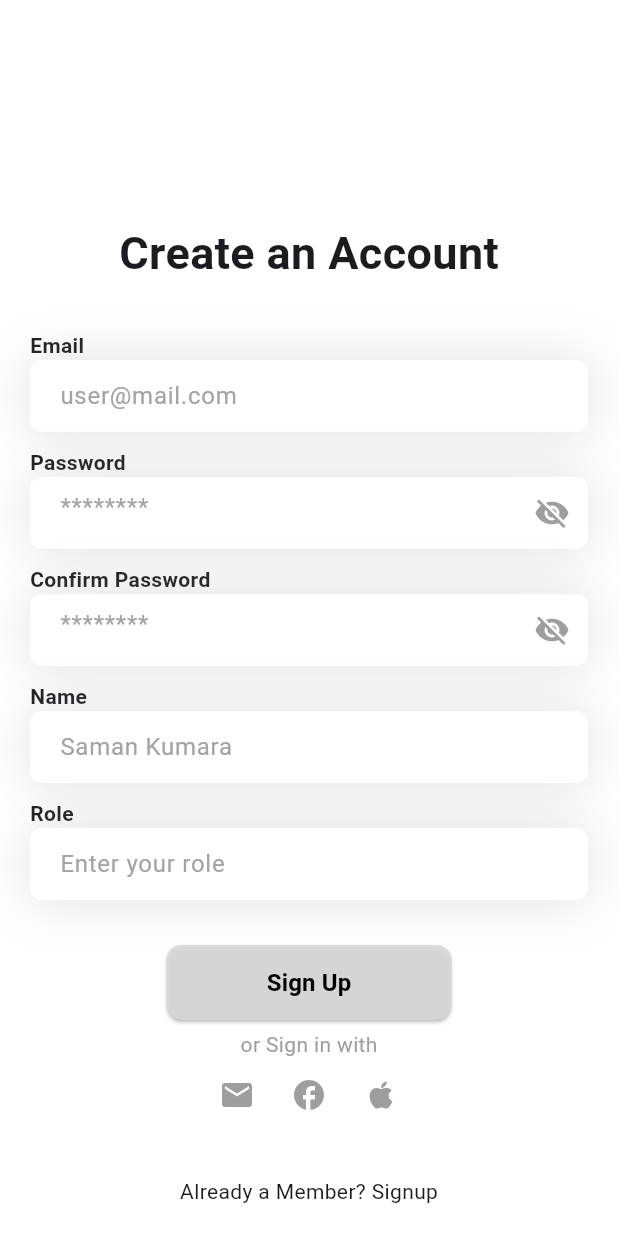
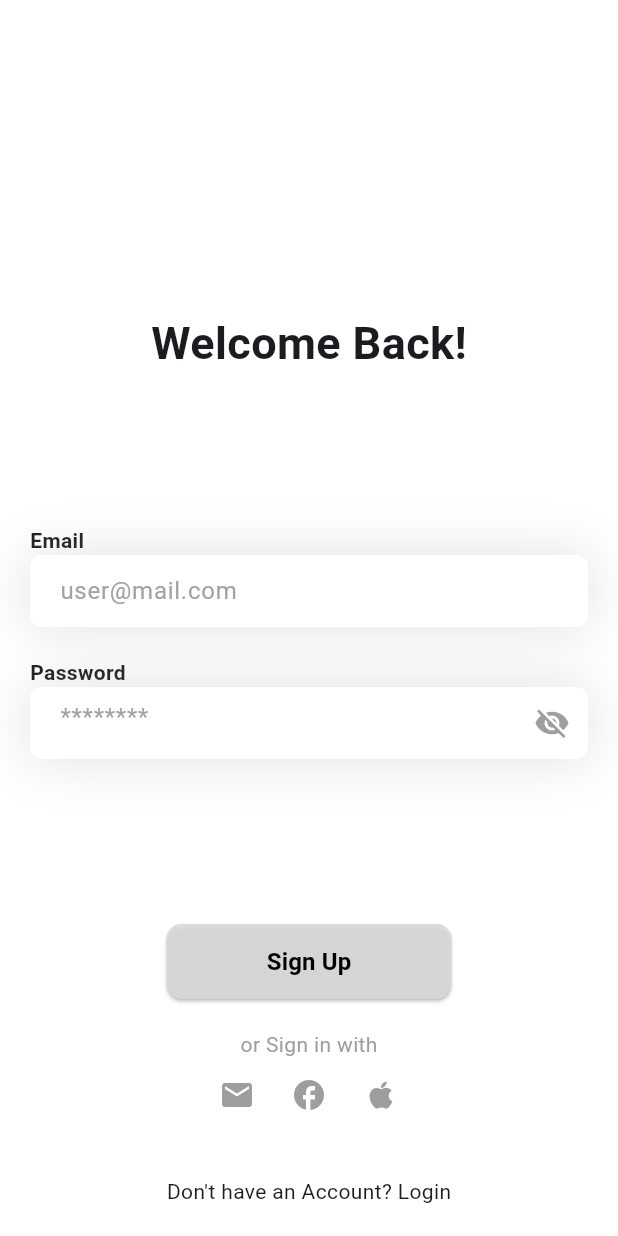
Before and after one commit to CodingBlinders/JobSeeker_Flutter, a Flutter app: the screen it shows after launch, on a phone screen of 412 x 824 dp. Run offline on Flutter 3.47's test engine with Material 2 defaults, Android fonts, the light colour scheme and no system bars.

Commit message:
login  page ui done

```diff
--- /dev/null
+++ b/lib/login.dart
@@ -0,0 +1,200 @@
+import 'package:flutter/material.dart';
+import 'package:flutter/services.dart';
+import 'package:http/http.dart' as http;
+
+class LoginPage extends StatefulWidget {
+  @override
+  _LoginPageState createState() => _LoginPageState();
+}
+
+class _LoginPageState extends State<LoginPage> {
+  final TextEditingController _emailController = TextEditingController();
+  final TextEditingController _passwordController = TextEditingController();
+
+
+  bool _isObscure = true; // Track whether the password is obscured or not
+
+  Future<void> _signup() async {
+    var headers = {'Content-Type': 'application/x-www-form-urlencoded'};
+    var request = http.Request('POST', Uri.parse('http://127.0.0.1:4000/api/auth/signup'));
+    request.bodyFields = {
+      'email': _emailController.text,
+      'password': _passwordController.text,
+
+    };
+    request.headers.addAll(headers);
+
+    http.StreamedResponse response = await request.send();
+
+    if (response.statusCode == 200) {
+      print(await response.stream.bytesToString());
+    } else {
+      print(response.reasonPhrase);
+    }
+  }
+
+  @override
+  Widget build(BuildContext context) {
+    return Scaffold(
+      backgroundColor: Color.fromARGB(255, 255, 255, 255),
+      body: Padding(
+        padding: EdgeInsets.all(20.0),
+        child: Column(
+          mainAxisAlignment: MainAxisAlignment.end,
+          children: [
+            Text('Welcome Back!',
+              style: TextStyle(fontSize: 30,fontWeight: FontWeight.bold),
+            ),
+            SizedBox(height: 100.0,),
+            Column(
+              crossAxisAlignment: CrossAxisAlignment.start,
+              children: [
+
+
+                Text(
+                  'Email',
+                  style: TextStyle(fontSize: 14, fontWeight: FontWeight.bold),
+                ),
+                _buildInputField(_emailController, 'user@mail.com'),
+              ],
+            ),
+            SizedBox(height: 20), // Add gap between input fields and labels
+            Column(
+              crossAxisAlignment: CrossAxisAlignment.start,
+              children: [
+                Text(
+                  'Password',
+                  style: TextStyle(fontSize: 14, fontWeight: FontWeight.bold),
+                ),
+                Container(
+                  decoration: BoxDecoration(
+                    borderRadius: BorderRadius.circular(8.0),
+                    color: Colors.white,
+                    boxShadow: [
+                      BoxShadow(
+                        color: Colors.grey.withOpacity(0.3),
+                        spreadRadius: 1,
+                        blurRadius: 30,
+                        offset: Offset(0, 0), // changes position of shadow
+                      ),
+                    ],
+                  ),
+                  child: TextFormField(
+                    controller: _passwordController,
+                    obscureText: _isObscure,
+                    decoration: InputDecoration(
+                      border: InputBorder.none,
+                      hintText: '********',
+                      hintStyle: TextStyle(
+                        color: Color.fromARGB(255, 163, 163, 163),
+                      ),
+                      contentPadding: EdgeInsets.symmetric(vertical: 8.0, horizontal: 20.0), // Adjust padding
+
+
+
+                      suffixIcon: IconButton(
+                        icon: Icon(
+                          _isObscure ? Icons.visibility_off : Icons.visibility,
+                          color: Colors.grey,
+                        ),
+                        onPressed: () {
+                          setState(() {
+                            _isObscure = !_isObscure;
+                          });
+                        },
+                      ),
+                    ),
+                  ),
+                ),
+              ],
+            ),
+            SizedBox(height: 80), // Add gap between input fields and labels
+
+            SizedBox(height: 30), // Add larger gap after last input field
+            ElevatedButton(
+              onPressed: _signup,
+              style: ElevatedButton.styleFrom(
+                primary: Color.fromARGB(223, 217, 217, 217), // Set button color to gray
+                shape: RoundedRectangleBorder(
+                  borderRadius: BorderRadius.circular(10), // Set border radius
+                ),
+                minimumSize: Size(190, 50), // Set button size
+              ),
+              child: Text('Sign Up',style: TextStyle(
+                color: Colors.black,
+                fontSize: 16.0,
+                fontWeight: FontWeight.bold
+
+              ),),
+            ),
+            SizedBox(height: 20.0,),
+            Text('or Sign in with',style: TextStyle(
+              color: Colors.grey
+            ),),
+            Row(
+
+              mainAxisAlignment: MainAxisAlignment.center, // Adjust the spacing between buttons
+
+              children: [
+                IconButton(onPressed: (){}, icon: Icon(
+                  Icons.mail,
+                  color: Colors.grey,),
+                  iconSize: 24,),
+                IconButton(onPressed: (){}, icon: Icon(
+                  Icons.facebook,
+                  color: Colors.grey,),
+                  iconSize: 24,),
+                IconButton(onPressed: (){}, icon: Icon(
+                  Icons.apple,
+                  color: Colors.grey,),
+                  iconSize: 24,)
+              ],
+            ),
+            SizedBox(height: 30.0,),
+            GestureDetector(
+              onTap: () {
+
+              },
+              child: Text(
+                'Don\'t have an Account? Login',
+                              ),
+            ),
+
+          ],
+        ),
+      ),
+    );
+  }
+
+  Widget _buildInputField(TextEditingController controller, String label) {
+    return Container(
+      decoration: BoxDecoration(
+        borderRadius: BorderRadius.circular(8.0),
+        color: Colors.white,
+        boxShadow: [
+          BoxShadow(
+            color: Colors.grey.withOpacity(0.3),
+            spreadRadius: 1,
+            blurRadius: 30,
+            offset: Offset(0, 0), // changes position of shadow
+          ),
+        ],
+      ),
+      child: TextFormField(
+        controller: controller,
+        obscureText: _isObscure,
+        decoration: InputDecoration(
+          border: InputBorder.none,
+          hintText: label,
+          hintStyle: TextStyle(
+            color: Color.fromARGB(255, 163, 163, 163),
+          ),
+          contentPadding: EdgeInsets.symmetric(vertical: 8.0, horizontal: 20.0), // Adjust padding
+
+
+
+        ),
+      ),
+    );
+  }
+}
--- a/lib/main.dart
+++ b/lib/main.dart
@@ -1,4 +1,5 @@
 import 'package:flutter/material.dart';
+import 'package:jobseeker_madhack/login.dart';
 import 'package:jobseeker_madhack/signup.dart';
 
 void main() {
@@ -32,7 +33,7 @@
         colorScheme: ColorScheme.fromSeed(seedColor: Colors.deepPurple),
         useMaterial3: true,
       ),
-      home:  SignupPage(),
+      home:  LoginPage(),
     );
   }
 }
```
